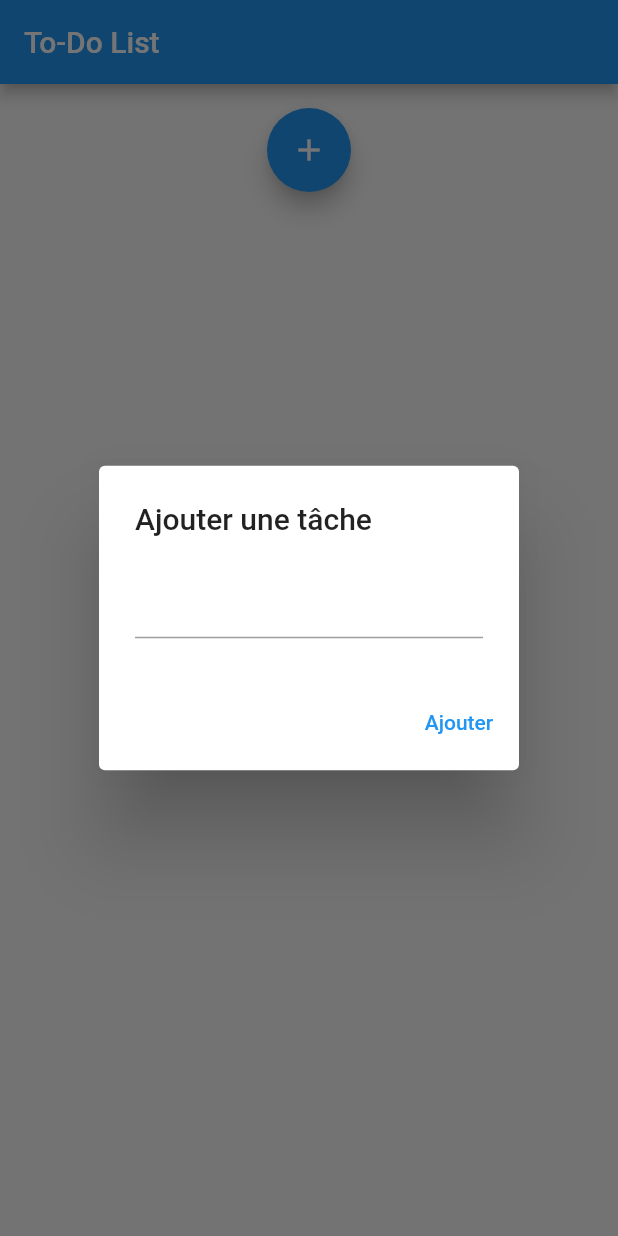
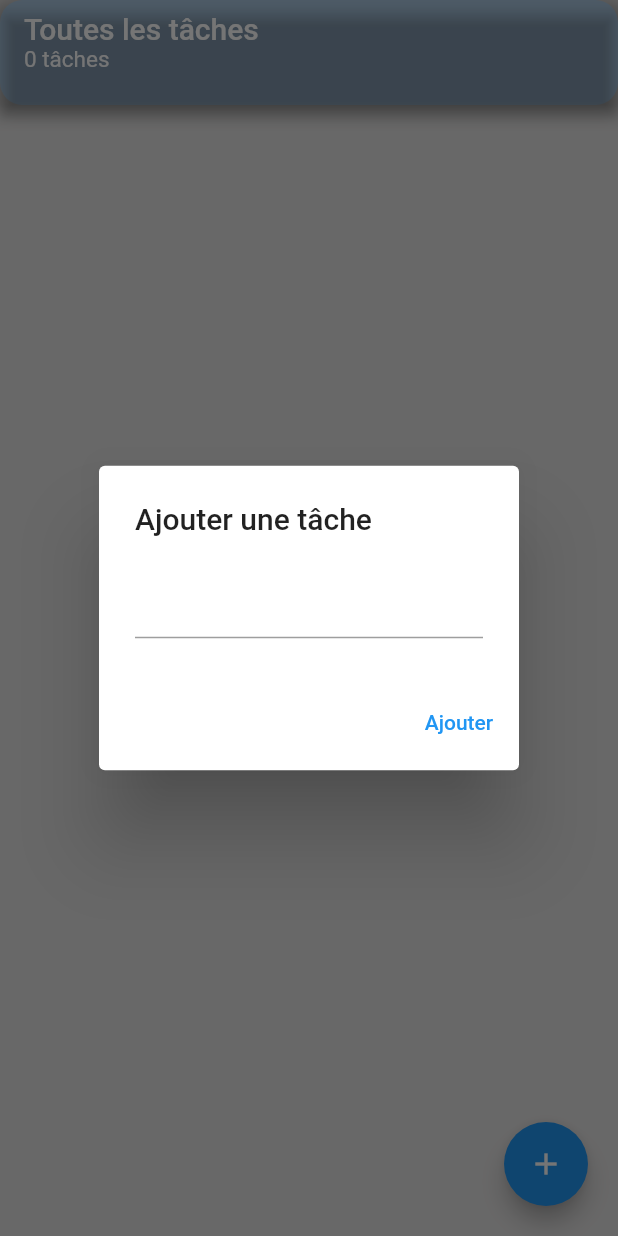
Before and after one commit to R-GOUJDAD/test_technique_colicoli_flutter, a Flutter app: the screen it shows after launch, after a tap on the "add" icon, on a phone screen of 412 x 824 dp. Run offline on Flutter 3.47's test engine with Material 2 defaults, Android fonts, the phone set to English and light mode, and no system bars; network calls fail.

Commit message:
version 1.3 ajouter backgroun appBar et scafold et nombre nombre des taches et le card pour les taches

```diff
--- a/lib/src/views/ui/pages/Page_home.dart
+++ b/lib/src/views/ui/pages/Page_home.dart
@@ -11,7 +11,7 @@ class Page_home extends StatefulWidget {
 
 class _MyWidgetState extends State<Page_home> {
   List<Map<String, dynamic>> tasks = []; // Liste des tâches
-
+  int taskCount = 0;
   @override
   void didChangeDependencies() async {
     super.didChangeDependencies();
@@ -19,6 +19,7 @@ class _MyWidgetState extends State<Page_home> {
     setState(() {
       // Mettez à jour votre état avec les données récupérées
       tasks = fetchedTasks;
+      taskCount = tasks.length; // Mettez à jour le nombre de tâches
     });
   }
 
@@ -29,6 +30,7 @@ class _MyWidgetState extends State<Page_home> {
     setState(() {
       // Mettez à jour votre état avec les données récupérées
       tasks = fetchedTasks;
+      taskCount = tasks.length;
     });
   }
 
@@ -39,6 +41,7 @@ class _MyWidgetState extends State<Page_home> {
     setState(() {
       // Mettez à jour votre état avec les données récupérées
       tasks = fetchedTasks;
+      taskCount = tasks.length;
     });
   }
 
@@ -55,49 +58,49 @@ class _MyWidgetState extends State<Page_home> {
   @override
   Widget build(BuildContext context) {
     return Scaffold(
-      appBar: AppBar(
-        title: const Text("To-Do List"),
+      backgroundColor: Color.fromARGB(255, 227, 226, 226),
+      appBar: PreferredSize(
+        preferredSize: Size.fromHeight(70.0), // Hauteur préférée de l'AppBar
+        child: Container(
+          decoration: BoxDecoration(
+            color: Color.fromARGB(
+                255, 175, 205, 232), // Couleur de fond de l'AppBar
+            borderRadius: BorderRadius.circular(
+                15.0), // Border radius pour les coins arrondis
+            boxShadow: [
+              BoxShadow(
+                color: Colors.grey.withOpacity(0.5), // Ombre
+                spreadRadius: 5,
+                blurRadius: 7,
+                offset: Offset(0, 3),
+              ),
+            ],
+          ),
+          child: AppBar(
+            title: Column(
+              crossAxisAlignment: CrossAxisAlignment.start,
+              children: <Widget>[
+                Text("Toutes les tâches"),
+                Text(
+                  "$taskCount tâches",
+                  style: TextStyle(
+                    fontSize: 15,
+                    fontWeight: FontWeight.normal,
+                  ),
+                ),
+              ],
+            ),
+            backgroundColor: Colors.transparent,
+          ),
+        ),
       ),
-      body: Column(
+      body: Stack(
         children: <Widget>[
-          Container(
-            alignment: Alignment.center,
-            padding: const EdgeInsets.all(16.0),
-            child: FloatingActionButton(
-              onPressed: () {
-                // Afficher une boîte de dialogue pour ajouter une tâche
-                showDialog(
-                  context: context,
-                  builder: (context) {
-                    String newTask = '';
-                    return AlertDialog(
-                      title: const Text('Ajouter une tâche'),
-                      content: TextField(
-                        onChanged: (value) {
-                          newTask = value;
-                        },
-                      ),
-                      actions: [
-                        TextButton(
-                          onPressed: () {
-                            addTask(newTask);
-                            Navigator.of(context).pop();
-                          },
-                          child: const Text('Ajouter'),
-                        ),
-                      ],
-                    );
-                  },
-                );
-              },
-              child: const Icon(Icons.add),
-            ),
-          ),
-          Expanded(
-            child: ListView.builder(
-              itemCount: tasks.length,
-              itemBuilder: (context, index) {
-                return ListTile(
+          ListView.builder(
+            itemCount: tasks.length,
+            itemBuilder: (context, index) {
+              return Card(
+                child: ListTile(
                   title: Text(tasks[index]["Task"]),
                   trailing: Row(
                     mainAxisSize: MainAxisSize.min,
@@ -105,7 +108,6 @@ class _MyWidgetState extends State<Page_home> {
                       IconButton(
                         icon: const Icon(Icons.edit),
                         onPressed: () {
-                          // Afficher une boîte de dialogue pour éditer la tâche
                           showDialog(
                             context: context,
                             builder: (context) {
@@ -141,8 +143,40 @@ class _MyWidgetState extends State<Page_home> {
                       ),
                     ],
                   ),
+                ),
+              );
+            },
+          ),
+          Positioned(
+            bottom: 20,
+            right: 20,
+            child: FloatingActionButton(
+              onPressed: () {
+                showDialog(
+                  context: context,
+                  builder: (context) {
+                    String newTask = '';
+                    return AlertDialog(
+                      title: const Text('Ajouter une tâche'),
+                      content: TextField(
+                        onChanged: (value) {
+                          newTask = value;
+                        },
+                      ),
+                      actions: [
+                        TextButton(
+                          onPressed: () {
+                            addTask(newTask);
+                            Navigator.of(context).pop();
+                          },
+                          child: const Text('Ajouter'),
+                        ),
+                      ],
+                    );
+                  },
                 );
               },
+              child: const Icon(Icons.add),
             ),
           ),
         ],
```
